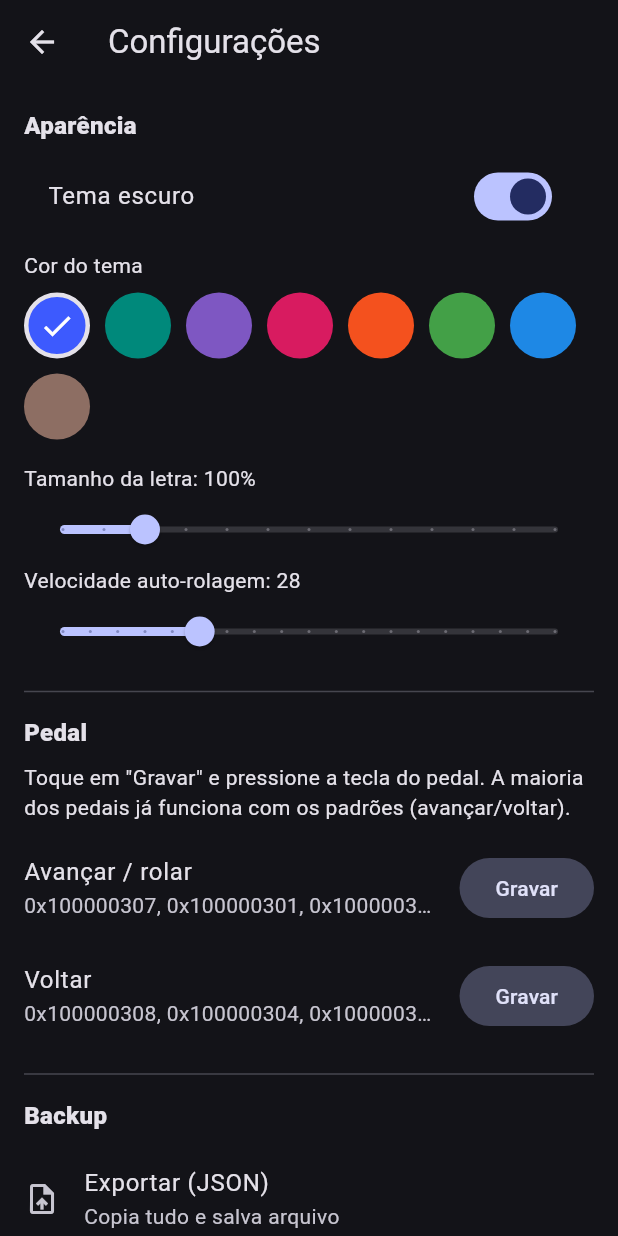
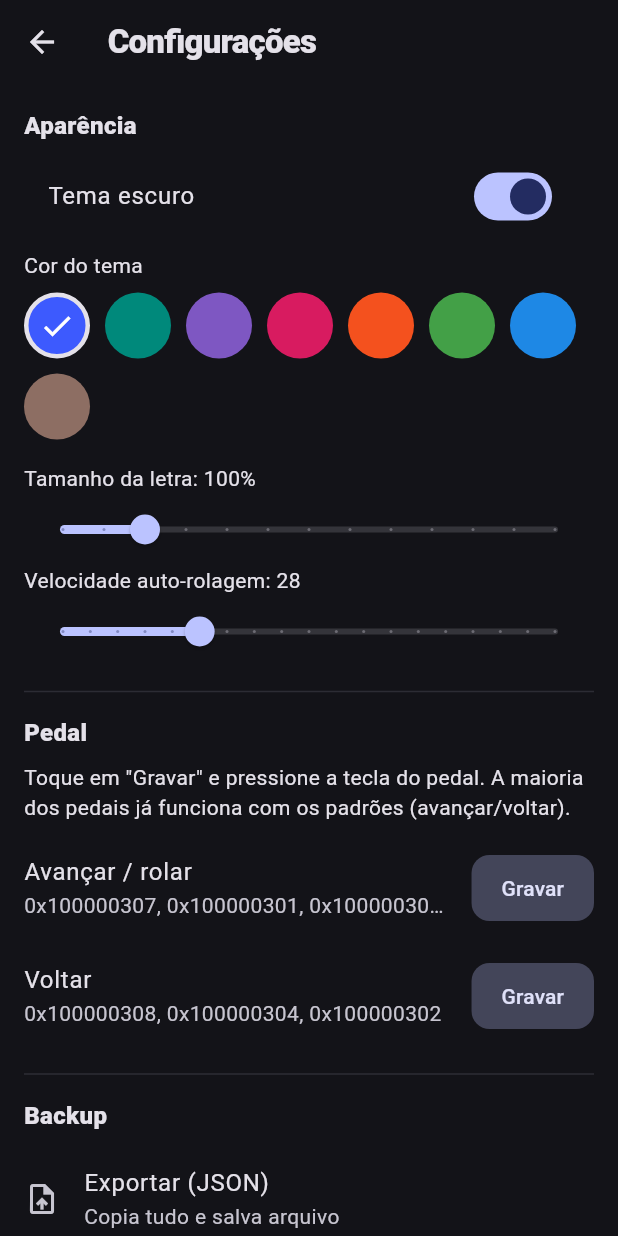
Before and after one commit to mateusvpassos/mymusic, a Flutter app: the screen it shows after launch, after a tap on the "tune" icon, on a phone screen of 412 x 824 dp. Run offline on Flutter 3.47's test engine with Material 3 defaults, Android fonts, the phone set to English and light mode, and no system bars; our stand-ins replace google_sign_in, pdf, printing, share_plus, wakelock_plus; missing offline and left inert: extension_google_sign_in_as_googleapis_auth, googleapis.

Commit message:
style: refino do tema (cantos, tipografia, inputs, cards, dialogs)

```diff
--- a/lib/main.dart
+++ b/lib/main.dart
@@ -37,6 +37,7 @@ class MyApp extends StatelessWidget {
             seedColor: seed,
             brightness: st.settings.dark ? Brightness.dark : Brightness.light,
           );
+          final radius = BorderRadius.circular(16);
           return MaterialApp(
             title: 'MyMusic',
             debugShowCheckedModeBanner: false,
@@ -44,18 +45,62 @@ class MyApp extends StatelessWidget {
               colorScheme: scheme,
               useMaterial3: true,
               scaffoldBackgroundColor: scheme.surface,
+              splashFactory: InkSparkle.splashFactory,
               appBarTheme: AppBarTheme(
                 backgroundColor: scheme.surface,
+                surfaceTintColor: Colors.transparent,
                 foregroundColor: scheme.onSurface,
                 centerTitle: false,
                 elevation: 0,
+                titleTextStyle: TextStyle(
+                  color: scheme.onSurface,
+                  fontSize: 22,
+                  fontWeight: FontWeight.w800,
+                  letterSpacing: -0.5,
+                ),
               ),
               cardTheme: CardThemeData(
                 clipBehavior: Clip.antiAlias,
                 elevation: 0,
-                color: scheme.surfaceContainerHigh,
+                color: scheme.surfaceContainerHighest.withValues(alpha: 0.5),
+                shape: RoundedRectangleBorder(borderRadius: radius),
+                margin: EdgeInsets.zero,
+              ),
+              chipTheme: ChipThemeData(
+                side: BorderSide.none,
+                backgroundColor: scheme.surfaceContainerHighest,
+                shape: RoundedRectangleBorder(borderRadius: BorderRadius.circular(10)),
+              ),
+              inputDecorationTheme: InputDecorationTheme(
+                filled: true,
+                fillColor: scheme.surfaceContainerHighest.withValues(alpha: 0.6),
+                border: OutlineInputBorder(borderRadius: radius, borderSide: BorderSide.none),
+                enabledBorder: OutlineInputBorder(borderRadius: radius, borderSide: BorderSide.none),
+                focusedBorder: OutlineInputBorder(
+                    borderRadius: radius, borderSide: BorderSide(color: scheme.primary, width: 1.5)),
+                contentPadding: const EdgeInsets.symmetric(horizontal: 16, vertical: 14),
+              ),
+              filledButtonTheme: FilledButtonThemeData(
+                style: FilledButton.styleFrom(
+                  shape: RoundedRectangleBorder(borderRadius: BorderRadius.circular(12)),
+                  padding: const EdgeInsets.symmetric(horizontal: 20, vertical: 12),
+                ),
+              ),
+              floatingActionButtonTheme: FloatingActionButtonThemeData(
+                elevation: 2,
                 shape: RoundedRectangleBorder(borderRadius: BorderRadius.circular(18)),
               ),
+              dialogTheme: DialogThemeData(
+                shape: RoundedRectangleBorder(borderRadius: BorderRadius.circular(22)),
+              ),
+              snackBarTheme: SnackBarThemeData(
+                behavior: SnackBarBehavior.floating,
+                shape: RoundedRectangleBorder(borderRadius: BorderRadius.circular(12)),
+              ),
+              listTileTheme: const ListTileThemeData(
+                shape: RoundedRectangleBorder(borderRadius: BorderRadius.all(Radius.circular(14))),
+              ),
+              dividerTheme: DividerThemeData(color: scheme.outlineVariant.withValues(alpha: 0.5)),
             ),
             home: const LibraryPage(),
           );
```
